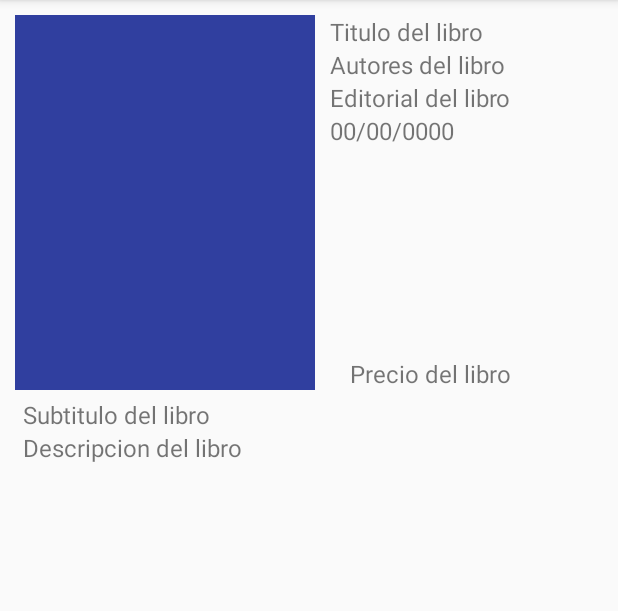
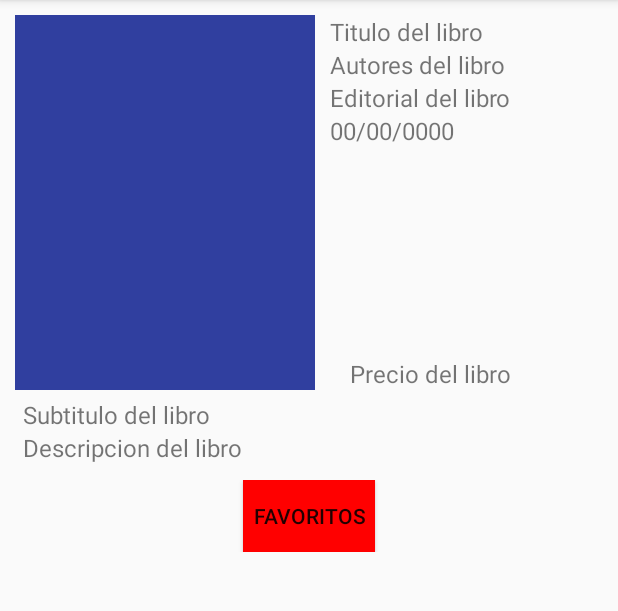
Before and after one commit to cifupetit/Practica_SalleLibrary_SergioC_IanM, an Android app: the BookDescription screen opened directly, with no data from a screen before it, on a phone screen of 412 x 824 dp, the part 84-695 px from its top. Run offline under Robolectric (Android 15) with nearby library versions, the phone set to English and light mode, and no system bars; pictures from the network do not load; 10 statements that could not run were skipped.

Commit message:
Boton favoritos
Implementación del botón para añadir y sacar de favoritos de un usuario un libro en concreto

```diff
--- a/app/src/main/java/com/example/cifu/practica_sallelibrary_sergioc_ianm/BooksListActivity.java
+++ b/app/src/main/java/com/example/cifu/practica_sallelibrary_sergioc_ianm/BooksListActivity.java
@@ -110,7 +110,7 @@ public class BooksListActivity extends AppCompatActivity implements AdapterView.
         searchView.setOnQueryTextListener(new SearchView.OnQueryTextListener() {
             @Override
             public boolean onQueryTextSubmit(String s) {
-                searchBooks(s);
+                //searchBooks(s);
                 //bookListAdapter.notifyDataSetChanged();
                 return false;
             }
@@ -118,7 +118,7 @@ public class BooksListActivity extends AppCompatActivity implements AdapterView.
             @Override
             public boolean onQueryTextChange(String s) {
                 //bookListAdapter.getFilter().filter(s);
-                //searchBooks(s);
+                searchBooks(s);
                 return false;
             }
         });
--- a/app/src/main/java/com/example/cifu/practica_sallelibrary_sergioc_ianm/fragments/LoginFragment.java
+++ b/app/src/main/java/com/example/cifu/practica_sallelibrary_sergioc_ianm/fragments/LoginFragment.java
@@ -54,11 +54,16 @@ public class LoginFragment extends Fragment implements View.OnClickListener {
     @Override
     public void onClick(View view) {
         try {
+            SharedPreferences sharedPreferences = getActivity().getSharedPreferences("usersInfo", Context.MODE_PRIVATE);
+            String user = sharedPreferences.getString(usuarioValue.getText().toString(), "");
+            JSONObject json = new JSONObject(user);
+            String fav = json.getString("favoritos");
             if (view.getId() == R.id.login_signup_button) {
                 MainActivity activity = (MainActivity) getActivity();
                 activity.onRegisterSelected();
             } else if (checkEmpty() && checkUser()) {
                 Toast.makeText(getActivity().getBaseContext(), "¡Datos correctos!", Toast.LENGTH_LONG).show();
+                Toast.makeText(getActivity().getBaseContext(), fav, Toast.LENGTH_LONG).show();
                 if (view.getId() == R.id.login_login_button) {
                     Intent intent = new Intent(this.getActivity(), BooksListActivity.class);
                     startActivity(intent);
--- a/custombookdescription/src/main/res/layout/custom_book_description.xml
+++ b/custombookdescription/src/main/res/layout/custom_book_description.xml
@@ -58,7 +58,7 @@
 
     <LinearLayout
         android:layout_width="match_parent"
-        android:layout_height="match_parent"
+        android:layout_height="wrap_content"
         android:padding="5dp"
         android:orientation="vertical">
 
@@ -70,10 +70,25 @@
 
             <TextView
                 android:layout_width="match_parent"
-                android:layout_height="match_parent"
+                android:layout_height="wrap_content"
                 android:text="@string/descripcion_desc"
                 android:id="@+id/descripcion_desc"
                 android:scrollbars="vertical"/>
     </LinearLayout>
 
+    <LinearLayout
+        android:layout_width="match_parent"
+        android:layout_height="wrap_content"
+        android:padding="5dp"
+        android:orientation="vertical"
+        android:gravity="center">
+
+        <Button
+            android:layout_width="wrap_content"
+            android:layout_height="wrap_content"
+            android:id="@+id/fav_button"
+            android:text="@string/fav_button" />
+
+    </LinearLayout>
+
 </LinearLayout>
--- a/custombookdescription/src/main/res/values/colors.xml
+++ b/custombookdescription/src/main/res/values/colors.xml
@@ -1,4 +1,6 @@
 <?xml version="1.0" encoding="utf-8"?>
 <resources>
     <color name="blue_dark">#303F9F</color>
+    <color name="not_fav">#FF0000</color>
+    <color name="fav">#00FF00</color>
 </resources>
--- a/custombookdescription/src/main/res/values/strings.xml
+++ b/custombookdescription/src/main/res/values/strings.xml
@@ -7,4 +7,5 @@
     <string name="fecha_desc">00/00/0000</string>
     <string name="precio_desc">Precio del libro</string>
     <string name="descripcion_desc">Descripcion del libro</string>
+    <string name="fav_button">Favoritos</string>
 </resources>
```
Also changed, not shown: app/src/main/java/com/example/cifu/practica_sallelibrary_sergioc_ianm/fragments/SignupFragment.java (+8 -1 lines), custombookdescription/src/main/java/com/example/custombookdescription/CustomBookDescription.java (+122 -1 lines).
